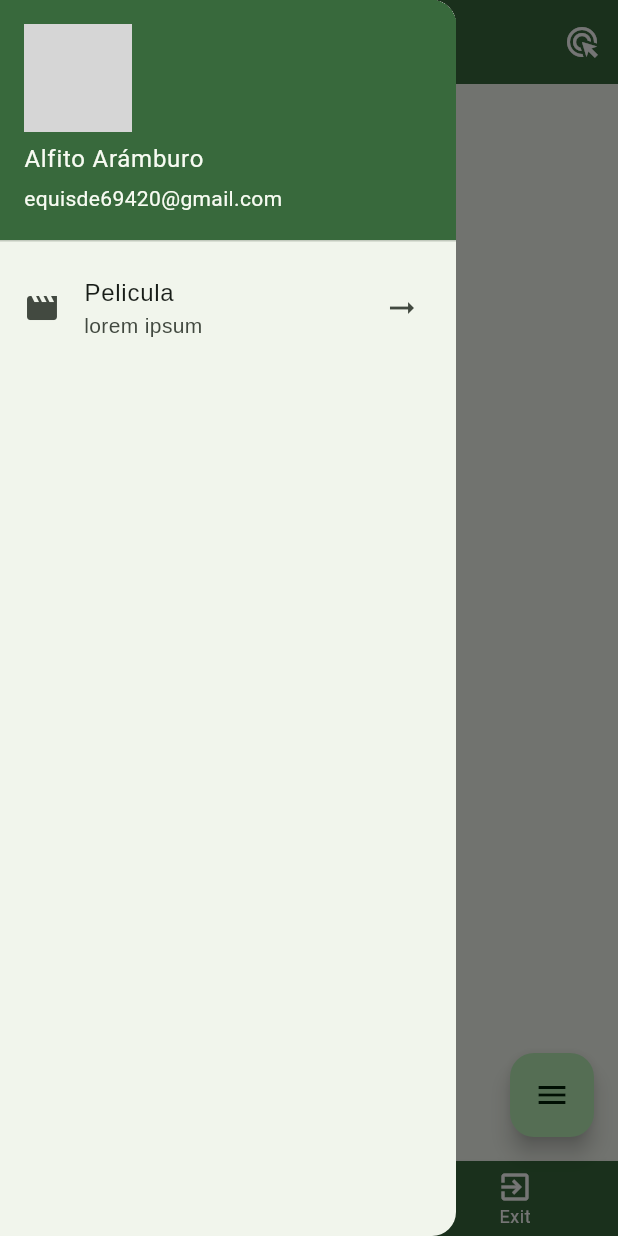
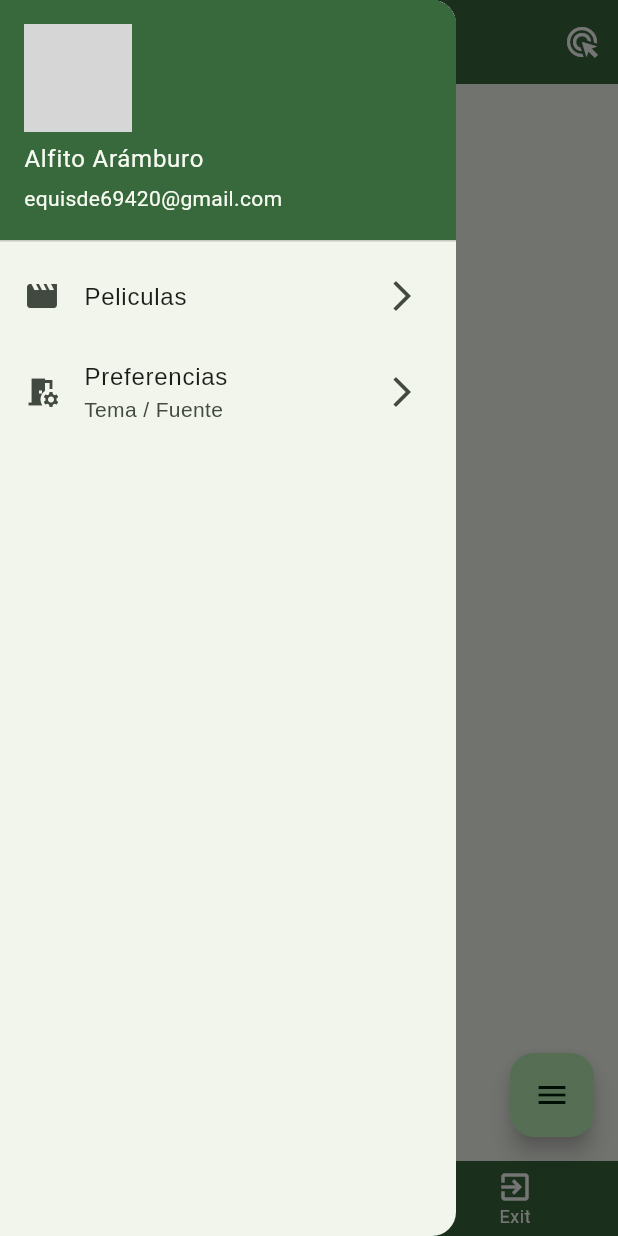
Before and after one commit to alfito69420/SW_App, a Flutter app: the DashboardScreen screen opened by its route, with the side drawer open, on a phone screen of 412 x 824 dp. Run offline on Flutter 3.47's test engine with Material 3 defaults, Android fonts, the phone set to English and light mode, and no system bars; drawn by our look-alikes of convex_bottom_bar, flutter_expandable_fab; our stand-ins replace image_picker, lottie, quickalert, shared_preferences, sqflite, toastification; missing offline and left inert: wolt_modal_sheet; accounts and stored records are empty; network calls fail; key blocks and very long unbroken strings in the code were emptied for the run; grey boxes are pictures that could not be loaded.

Commit message:
add: pestana de preferencias con seleccion de fuente

```diff
--- a/lib/main.dart
+++ b/lib/main.dart
@@ -3,6 +3,7 @@ import 'package:proyecto1/screens/dashboard_screen.dart';
 import 'package:proyecto1/screens/login_screen.dart';
 import 'package:proyecto1/screens/movies_screens.dart';
 import 'package:proyecto1/screens/onboarding.dart';
+import 'package:proyecto1/screens/preferences_drawer_screen.dart';
 import 'package:proyecto1/screens/preferences_screen.dart';
 import 'package:proyecto1/utils/global_vales.dart';
 import 'package:proyecto1/utils/material_theme.dart';
@@ -43,6 +44,7 @@ class MyApp extends StatelessWidget {
                 "/movies": (context) => const MoviesScreen(),
                 "/onboarding": (context) => const OnBoardingScreen(),
                 "/preferences": (context) => const PreferencesScreen(),
+                "/preferences_drawer": (context) => const PreferencesDrawerScreen(),
               },
               debugShowCheckedModeBanner: false,
             );
--- a/lib/screens/dashboard_screen.dart
+++ b/lib/screens/dashboard_screen.dart
@@ -143,10 +143,19 @@ class _DashboardScreenState extends State<DashboardScreen> {
             onTap: () {
               Navigator.pushNamed(context, "/movies");
             },
-            title: const Text("Pelicula"),
-            subtitle: const Text("lorem ipsum"),
+            title: const Text("Peliculas"),
+            //subtitle: const Text("lorem ipsum"),
             leading: const Icon(Icons.movie),
-            trailing: const Icon(Icons.arrow_right_alt),
+            trailing: const Icon(Icons.arrow_forward_ios_sharp),
+          ),
+          ListTile(
+            onTap: () {
+              Navigator.pushNamed(context, "/preferences_drawer");
+            },
+            title: const Text("Preferencias"),
+            subtitle: const Text("Tema / Fuente"),
+            leading: const Icon(Icons.room_preferences),
+            trailing: const Icon(Icons.arrow_forward_ios_sharp),
           ),
         ],
       ),
--- a/lib/screens/onboarding.dart
+++ b/lib/screens/onboarding.dart
@@ -1,6 +1,5 @@
 import 'package:flutter/material.dart';
 import 'package:lottie/lottie.dart';
-import 'package:proyecto1/screens/dashboard_screen.dart';
 import 'package:proyecto1/screens/preferences_screen.dart';
 
 import '../utils/onboarding_content.dart';
--- a/lib/screens/preferences_screen.dart
+++ b/lib/screens/preferences_screen.dart
@@ -50,13 +50,11 @@ class _PreferencesScreenState extends State<PreferencesScreen> {
     ];
   }
 
-  // Guardar la fuente seleccionada en SharedPreferences
   Future<void> _saveSelectedFont(String font) async {
     SharedPreferences prefs = await SharedPreferences.getInstance();
     await prefs.setString('selectedFont', font);
   }
 
-  // Cargar la fuente seleccionada desde SharedPreferences
   Future<void> _loadSelectedFont() async {
     SharedPreferences prefs = await SharedPreferences.getInstance();
     String? font = prefs.getString('selectedFont');
@@ -103,7 +101,6 @@ class _PreferencesScreenState extends State<PreferencesScreen> {
                 });
                 // Actualiza la fuente seleccionada globalmente
                 GlobalValues.selectedFontFamily.value = selectedValue!;
-                // Guardar la selección en SharedPreferences
                 _saveSelectedFont(selectedValue!);
               },
               hint: const Text('Seleccione una fuente.'),
```
Also changed, not shown: lib/screens/preferences_drawer_screen.dart (added, +80 -0 lines).
